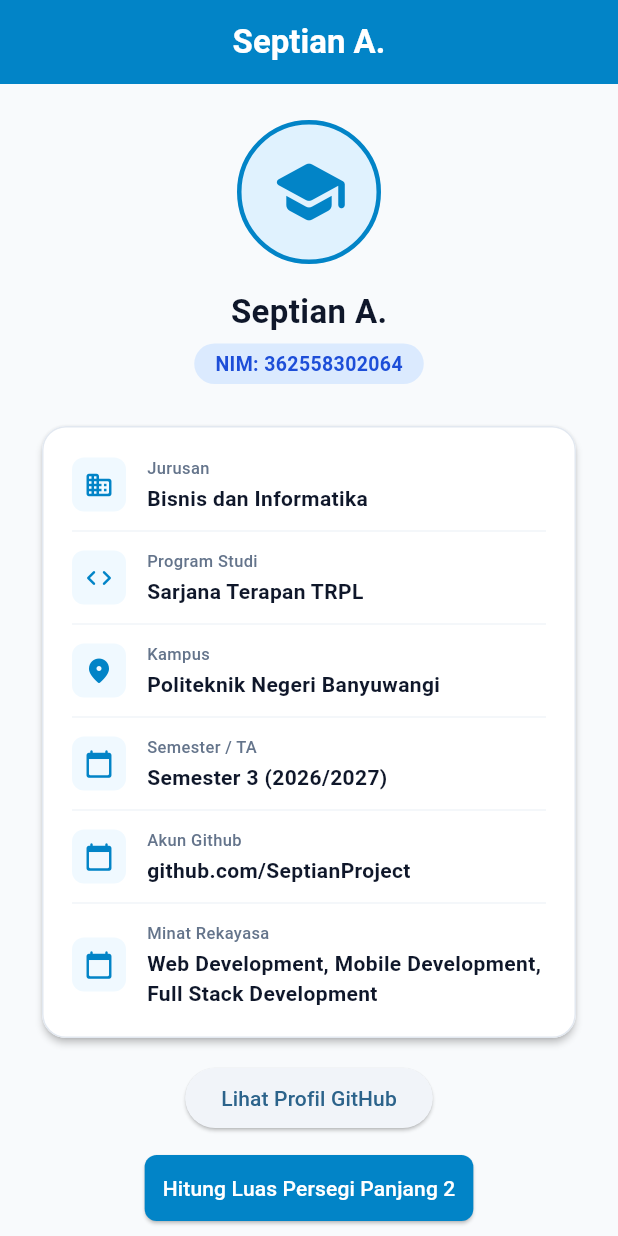
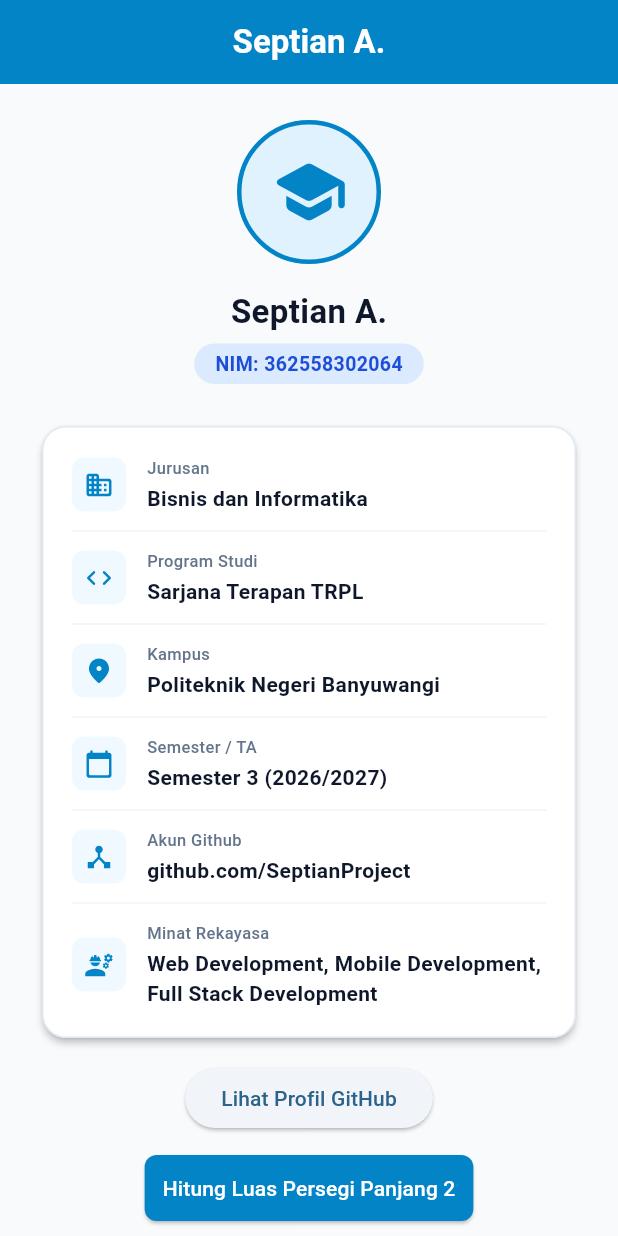
Before and after one commit to SeptianProject/pemrograman-perangkat-bergerak, a Flutter app: the screen it shows after launch, on a phone screen of 412 x 824 dp. Run offline on Flutter 3.47's test engine with Material 3 defaults, Android fonts, the phone set to English and light mode, and no system bars.

Commit message:
feat(w01): update icon on second last row

```diff
--- a/01-week-1-mobile-development-ecosystem-flutter-refresh/my_first_app/lib/main.dart
+++ b/01-week-1-mobile-development-ecosystem-flutter-refresh/my_first_app/lib/main.dart
@@ -131,13 +131,13 @@ class ProfileScreen extends StatelessWidget {
                       ),
                       Divider(height: 24, color: Color(0xFFF1F5F9)),
                       _InfoRow(
-                        icon: Icons.calendar_today_rounded,
+                        icon: Icons.device_hub,
                         label: 'Akun Github',
                         value: 'github.com/SeptianProject',
                       ),
                       Divider(height: 24, color: Color(0xFFF1F5F9)),
                       _InfoRow(
-                        icon: Icons.calendar_today_rounded,
+                        icon: Icons.engineering,
                         label: 'Minat Rekayasa',
                         value:
                             'Web Development, Mobile Development, Full Stack Development',
```
